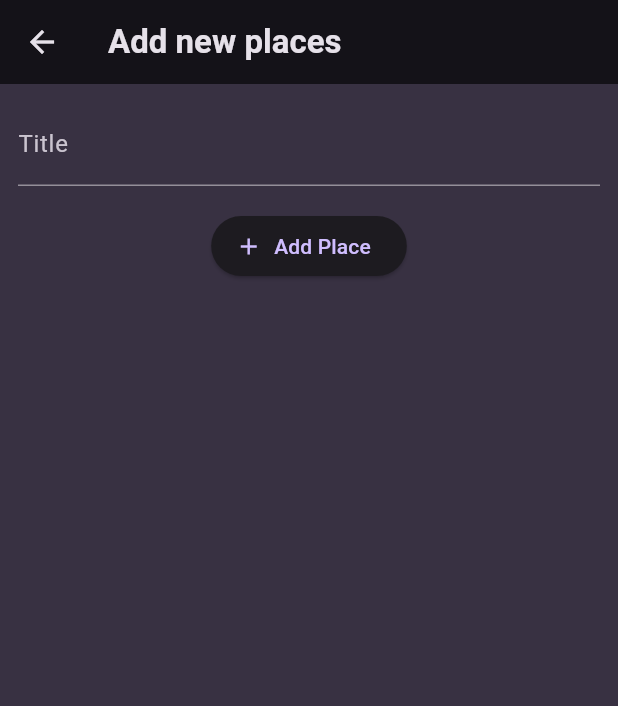
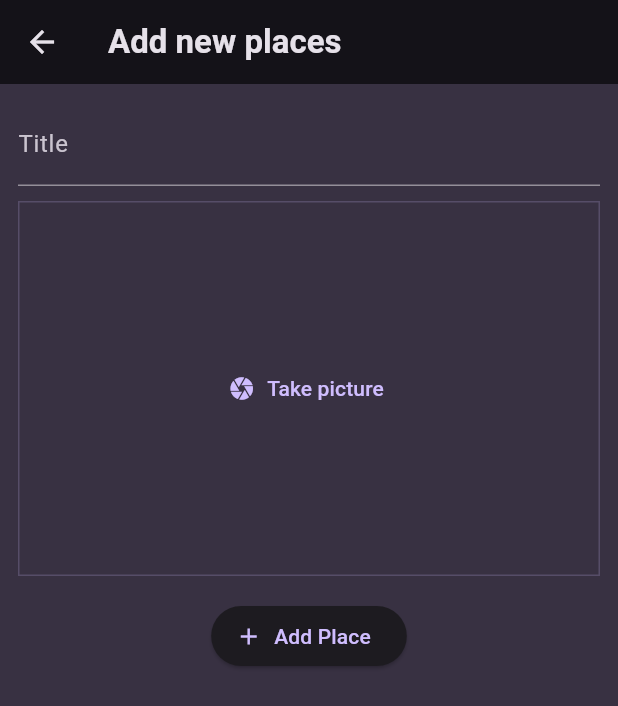
Before and after one commit to danhdelrey/favorite_places, a Flutter app: the AddPlacesScreen screen opened directly, on a phone screen of 412 x 824 dp. Shown: the top 706 px of the screen. Run offline on Flutter 3.47's test engine with Material 3 defaults, Android fonts, the phone set to English and light mode, and no system bars; our stand-ins replace flutter_riverpod, google_fonts, image_picker.

Commit message:
add image picker

```diff
--- a/lib/screens/add_place.dart
+++ b/lib/screens/add_place.dart
@@ -1,3 +1,4 @@
+import 'package:favorite_places/widgets/image_input.dart';
 import 'package:flutter/material.dart';
 import 'package:flutter_riverpod/flutter_riverpod.dart';
 import 'package:favorite_places/providers/user_places.dart';
@@ -45,10 +46,16 @@ class _AddPlacesScreenState extends ConsumerState<AddPlacesScreen> {
             style: TextStyle(color: Theme.of(context).colorScheme.onBackground),
           ),
           SizedBox(
+            height: 10,
+          ),
+          ImageInput(),
+          SizedBox(
             height: 16,
           ),
           ElevatedButton.icon(
-              onPressed: _savePlace, icon: Icon(Icons.add), label: Text('Add Place'))
+              onPressed: _savePlace,
+              icon: Icon(Icons.add),
+              label: Text('Add Place'))
         ]),
       ),
     );
--- /dev/null
+++ b/lib/widgets/image_input.dart
@@ -0,0 +1,56 @@
+import 'dart:io';
+
+import 'package:flutter/material.dart';
+import 'package:image_picker/image_picker.dart';
+
+class ImageInput extends StatefulWidget {
+  const ImageInput({super.key});
+
+  @override
+  State<ImageInput> createState() => _ImageInputState();
+}
+
+class _ImageInputState extends State<ImageInput> {
+  File? _selectedImage;
+
+  void _takePicture() async {
+    final imagePicker = ImagePicker();
+    final pickedImage =
+        await imagePicker.pickImage(source: ImageSource.camera, maxWidth: 600);
+    if (pickedImage == null) {
+      return;
+    }
+
+    setState(() {
+      _selectedImage = File(pickedImage.path);
+    });
+  }
+
+  @override
+  Widget build(BuildContext context) {
+    Widget content = TextButton.icon(
+        onPressed: _takePicture,
+        icon: Icon(Icons.camera),
+        label: Text('Take picture'));
+
+    if (_selectedImage != null) {
+      content = GestureDetector(
+        onTap: _takePicture,
+        child: Image.file(
+          _selectedImage!,
+          fit: BoxFit.cover,
+          width: double.infinity,
+          height: double.infinity,
+        ),
+      );
+    }
+    return Container(
+        decoration: BoxDecoration(
+            border: Border.all(
+                width: 1,
+                color: Theme.of(context).colorScheme.primary.withOpacity(0.2))),
+        height: 250,
+        width: double.infinity,
+        child: content);
+  }
+}
--- a/pubspec.yaml
+++ b/pubspec.yaml
@@ -38,6 +38,7 @@ dependencies:
   google_fonts: 6.1.0
   uuid: ^4.3.3
   flutter_riverpod: ^2.5.1
+  image_picker: ^1.0.7
 
 dev_dependencies:
   flutter_test:
```
Also changed, not shown: pubspec.lock, 5 other files.
